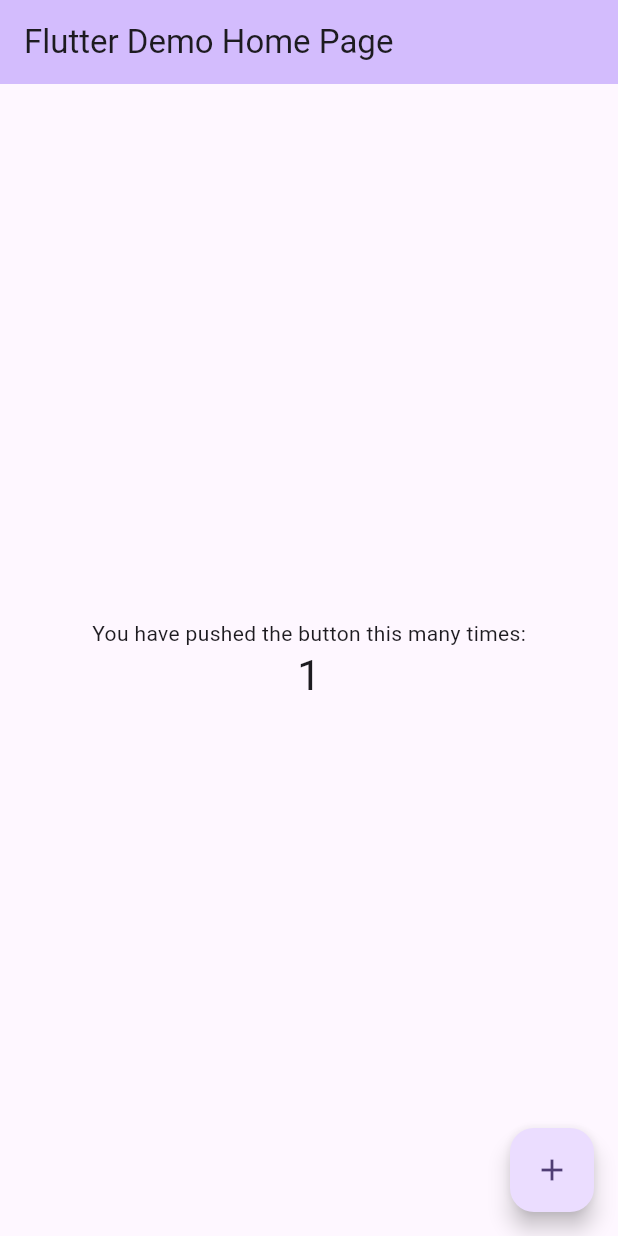
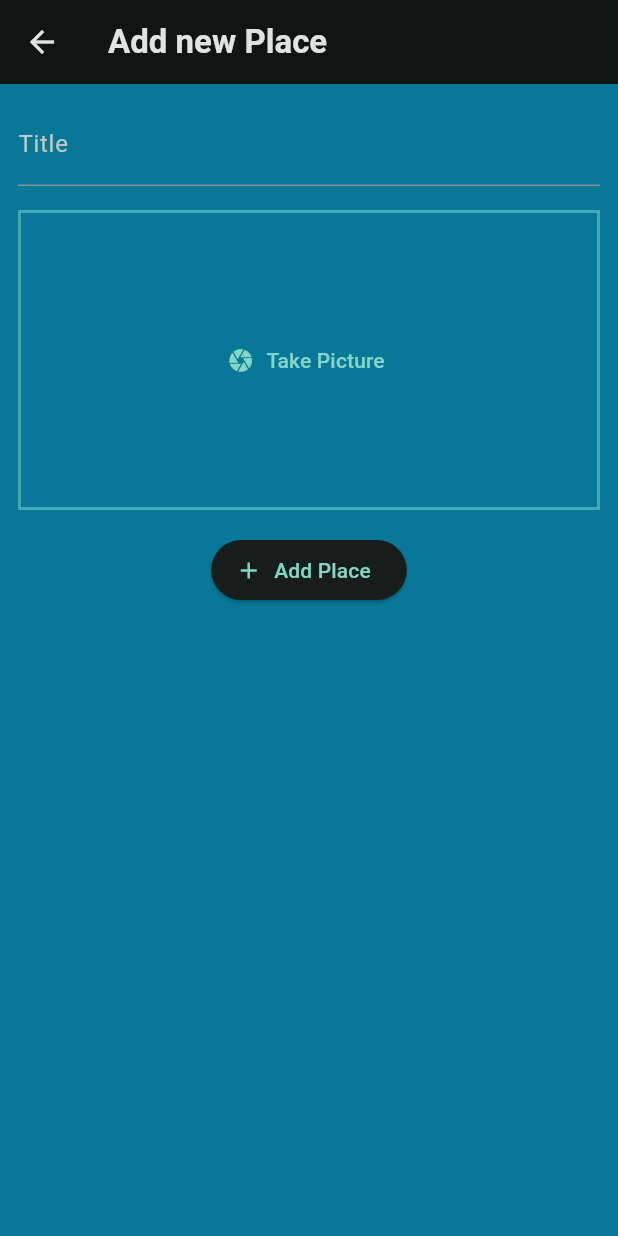
Before and after one commit to Simtestlab/favorite_place, a Flutter app: the screen it shows after launch, after a tap on the "add" icon, on a phone screen of 412 x 824 dp. Run offline on Flutter 3.47's test engine with Material 3 defaults, Android fonts, the phone set to English and light mode, and no system bars; our stand-ins replace flutter_riverpod, google_fonts.

Commit message:
riverpod framework and image input have initialized

```diff
--- a/lib/main.dart
+++ b/lib/main.dart
@@ -1,123 +1,49 @@
+// ignore_for_file: deprecated_member_use
+
 import 'package:flutter/material.dart';
+import 'package:flutter_riverpod/flutter_riverpod.dart';
+import 'package:google_fonts/google_fonts.dart';
 
+import 'package:favorite_place/screen/places.dart';
+
+final colorScheme = ColorScheme.fromSeed(
+  brightness: Brightness.dark,
+  seedColor: const Color.fromARGB(255, 10, 183, 163),
+  background: const Color.fromARGB(255, 7, 120, 151),
+);
+
+final theme = ThemeData().copyWith(
+  useMaterial3: true,
+  scaffoldBackgroundColor: colorScheme.background,
+  colorScheme: colorScheme,
+  textTheme: GoogleFonts.ubuntuCondensedTextTheme().copyWith(
+    titleSmall: GoogleFonts.ubuntuCondensed(
+      fontWeight: FontWeight.bold,
+    ),
+    titleMedium: GoogleFonts.ubuntuCondensed(
+      fontWeight: FontWeight.bold,
+    ),
+    titleLarge: GoogleFonts.ubuntuCondensed(
+      fontWeight: FontWeight.bold,
+    ),
+  ),
+);
 
 void main() {
-  runApp(const MyApp());
+  runApp(
+    const ProviderScope(child: MyApp()),
+  );
 }
 
 class MyApp extends StatelessWidget {
   const MyApp({super.key});
 
-  // This widget is the root of your application.
   @override
   Widget build(BuildContext context) {
     return MaterialApp(
-      title: 'Flutter Demo',
-      theme: ThemeData(
-        // This is the theme of your application.
-        //
-        // TRY THIS: Try running your application with "flutter run". You'll see
-        // the application has a purple toolbar. Then, without quitting the app,
-        // try changing the seedColor in the colorScheme below to Colors.green
-        // and then invoke "hot reload" (save your changes or press the "hot
-        // reload" button in a Flutter-supported IDE, or press "r" if you used
-        // the command line to start the app).
-        //
-        // Notice that the counter didn't reset back to zero; the application
-        // state is not lost during the reload. To reset the state, use hot
-        // restart instead.
-        //
-        // This works for code too, not just values: Most code changes can be
-        // tested with just a hot reload.
-        colorScheme: ColorScheme.fromSeed(seedColor: Colors.deepPurple),
-      ),
-      home: const MyHomePage(title: 'Flutter Demo Home Page'),
+      title: 'Great Places',
+      theme: theme,
+      home: const PlacesScreen(),
     );
   }
 }
-
-class MyHomePage extends StatefulWidget {
-  const MyHomePage({super.key, required this.title});
-
-  // This widget is the home page of your application. It is stateful, meaning
-  // that it has a State object (defined below) that contains fields that affect
-  // how it looks.
-
-  // This class is the configuration for the state. It holds the values (in this
-  // case the title) provided by the parent (in this case the App widget) and
-  // used by the build method of the State. Fields in a Widget subclass are
-  // always marked "final".
-
-  final String title;
-
-  @override
-  State<MyHomePage> createState() => _MyHomePageState();
-}
-
-class _MyHomePageState extends State<MyHomePage> {
-  int _counter = 0;
-
-  void _incrementCounter() {
-    setState(() {
-      // This call to setState tells the Flutter framework that something has
-      // changed in this State, which causes it to rerun the build method below
-      // so that the display can reflect the updated values. If we changed
-      // _counter without calling setState(), then the build method would not be
-      // called again, and so nothing would appear to happen.
-      _counter++;
-    });
-  }
-
-  @override
-  Widget build(BuildContext context) {
-    // This method is rerun every time setState is called, for instance as done
-    // by the _incrementCounter method above.
-    //
-    // The Flutter framework has been optimized to make rerunning build methods
-    // fast, so that you can just rebuild anything that needs updating rather
-    // than having to individually change instances of widgets.
-    return Scaffold(
-      appBar: AppBar(
-        // TRY THIS: Try changing the color here to a specific color (to
-        // Colors.amber, perhaps?) and trigger a hot reload to see the AppBar
-        // change color while the other colors stay the same.
-        backgroundColor: Theme.of(context).colorScheme.inversePrimary,
-        // Here we take the value from the MyHomePage object that was created by
-        // the App.build method, and use it to set our appbar title.
-        title: Text(widget.title),
-      ),
-      body: Center(
-        // Center is a layout widget. It takes a single child and positions it
-        // in the middle of the parent.
-        child: Column(
-          // Column is also a layout widget. It takes a list of children and
-          // arranges them vertically. By default, it sizes itself to fit its
-          // children horizontally, and tries to be as tall as its parent.
-          //
-          // Column has various properties to control how it sizes itself and
-          // how it positions its children. Here we use mainAxisAlignment to
-          // center the children vertically; the main axis here is the vertical
-          // axis because Columns are vertical (the cross axis would be
-          // horizontal).
-          //
-          // TRY THIS: Invoke "debug painting" (choose the "Toggle Debug Paint"
-          // action in the IDE, or press "p" in the console), to see the
-          // wireframe for each widget.
-          mainAxisAlignment: MainAxisAlignment.center,
-          children: <Widget>[
-            const Text('You have pushed the button this many times:'),
-            Text(
-              '$_counter',
-              style: Theme.of(context).textTheme.headlineMedium,
-            ),
-          ],
-        ),
-      ),
-      floatingActionButton: FloatingActionButton(
-        onPressed: _incrementCounter,
-        tooltip: 'Increment',
-        child: const Icon(Icons.add),
-      ), // This trailing comma makes auto-formatting nicer for build methods.
-    );
-  }
-}
--- /dev/null
+++ b/lib/models/place.dart
@@ -0,0 +1,10 @@
+import 'package:uuid/uuid.dart';
+
+const uuid = Uuid();
+
+class Place {
+  Place({required this.title}) : id = uuid.v4();
+
+  final String id;
+  final String title;
+}
--- /dev/null
+++ b/lib/providers/user_places.dart
@@ -0,0 +1,17 @@
+import 'package:flutter_riverpod/flutter_riverpod.dart';
+
+import 'package:favorite_place/models/place.dart';
+
+class UserPlacesNotifier extends StateNotifier<List<Place>> {
+  UserPlacesNotifier() : super(const []);
+
+  void addPlace(String title) {
+    final newPlace = Place(title: title);
+    state = [newPlace, ...state];
+  }
+}
+
+final userPlacesProvider =
+    StateNotifierProvider<UserPlacesNotifier, List<Place>>(
+  (ref) => UserPlacesNotifier(),
+);
--- /dev/null
+++ b/lib/screen/add_place.dart
@@ -0,0 +1,67 @@
+import 'package:favorite_place/widgets/image_input.dart';
+import 'package:flutter/material.dart';
+import 'package:flutter_riverpod/flutter_riverpod.dart';
+
+import 'package:favorite_place/providers/user_places.dart';
+
+class AddPlaceScreen extends ConsumerStatefulWidget {
+  const AddPlaceScreen({super.key});
+
+  @override
+  ConsumerState<AddPlaceScreen> createState() {
+    return _AddPlaceScreenState();
+  }
+}
+
+class _AddPlaceScreenState extends ConsumerState<AddPlaceScreen> {
+  final _titleController = TextEditingController();
+
+  void _savePlace() {
+    final enteredTitle = _titleController.text;
+
+    if (enteredTitle.isEmpty) {
+      return;
+    }
+
+    ref.read(userPlacesProvider.notifier).addPlace(enteredTitle);
+
+    Navigator.of(context).pop();
+  }
+
+  @override
+  void dispose() {
+    _titleController.dispose();
+    super.dispose();
+  }
+
+  @override
+  Widget build(BuildContext context) {
+    return Scaffold(
+      appBar: AppBar(
+        title: const Text('Add new Place'),
+      ),
+      body: SingleChildScrollView(
+        padding: const EdgeInsets.all(12),
+        child: Column(
+          children: [
+            TextField(
+              decoration: const InputDecoration(labelText: 'Title'),
+              controller: _titleController,
+              style: TextStyle(
+                color: Theme.of(context).colorScheme.onBackground,
+              ),
+            ),
+            const SizedBox(height: 16),
+            ImageInput(),
+            const SizedBox(height: 16),
+            ElevatedButton.icon(
+              onPressed: _savePlace,
+              icon: const Icon(Icons.add),
+              label: const Text('Add Place'),
+            ),
+          ],
+        ),
+      ),
+    );
+  }
+}
--- /dev/null
+++ b/lib/screen/places.dart
@@ -0,0 +1,35 @@
+import 'package:flutter/material.dart';
+import 'package:flutter_riverpod/flutter_riverpod.dart';
+import 'package:favorite_place/screen/add_place.dart';
+import 'package:favorite_place/widgets/places_list.dart';
+import 'package:favorite_place/providers/user_places.dart';
+
+class PlacesScreen extends ConsumerWidget {
+  const PlacesScreen({super.key});
+
+  @override
+  Widget build(BuildContext context, WidgetRef ref) {
+    final userPlaces = ref.watch(userPlacesProvider);
+
+    return Scaffold(
+      appBar: AppBar(
+        title: const Text('Your Places'),
+        actions: [
+          IconButton(
+            icon: const Icon(Icons.add),
+            onPressed: () {
+              Navigator.of(context).push(
+                MaterialPageRoute(
+                  builder: (ctx) => const AddPlaceScreen(),
+                ),
+              );
+            },
+          ),
+        ],
+      ),
+      body: PlacesList(
+        places: userPlaces,
+      ),
+    );
+  }
+}
--- /dev/null
+++ b/lib/screen/places_details.dart
@@ -0,0 +1,26 @@
+import 'package:flutter/material.dart';
+
+import 'package:favorite_place/models/place.dart';
+
+class PlaceDetailScreen extends StatelessWidget {
+  const PlaceDetailScreen({super.key, required this.place});
+
+  final Place place;
+
+  @override
+  Widget build(BuildContext context) {
+    return Scaffold(
+      appBar: AppBar(
+        title: Text(place.title),
+      ),
+      body: Center(
+        child: Text(
+          place.title,
+          style: Theme.of(context).textTheme.bodyLarge!.copyWith(
+                color: Theme.of(context).colorScheme.onBackground,
+              ),
+        ),
+      ),
+    );
+  }
+}
--- /dev/null
+++ b/lib/widgets/image_input.dart
@@ -0,0 +1,32 @@
+// ignore_for_file: deprecated_member_use
+
+import 'package:flutter/material.dart';
+
+class ImageInput extends StatefulWidget {
+  const ImageInput({super.key});
+
+  @override
+  State<ImageInput> createState() => _ImageInputState();
+}
+
+class _ImageInputState extends State<ImageInput> {
+  void _takenPicture() {}
+  @override
+  Widget build(BuildContext context) {
+    return Container(
+      decoration: BoxDecoration(
+        border: Border.all(
+          color: Theme.of(context).colorScheme.primary.withOpacity(0.5),
+          width: 2,
+        ),
+      ),
+      height: 200,
+      width: double.infinity,
+      alignment: Alignment.center,
+      child: TextButton.icon(
+          onPressed: _takenPicture,
+          label: const Text('Take Picture'),
+          icon: const Icon(Icons.camera)),
+    );
+  }
+}
--- /dev/null
+++ b/lib/widgets/places_list.dart
@@ -0,0 +1,43 @@
+import 'package:favorite_place/screen/places_details.dart';
+import 'package:flutter/material.dart';
+
+import 'package:favorite_place/models/place.dart';
+
+class PlacesList extends StatelessWidget {
+  const PlacesList({super.key, required this.places});
+
+  final List<Place> places;
+
+  @override
+  Widget build(BuildContext context) {
+    if (places.isEmpty) {
+      return Center(
+        child: Text(
+          'No places added yet',
+          style: Theme.of(context).textTheme.bodyLarge!.copyWith(
+                color: Theme.of(context).colorScheme.onBackground,
+              ),
+        ),
+      );
+    }
+
+    return ListView.builder(
+      itemCount: places.length,
+      itemBuilder: (ctx, index) => ListTile(
+        title: Text(
+          places[index].title,
+          style: Theme.of(context).textTheme.titleMedium!.copyWith(
+                color: Theme.of(context).colorScheme.onBackground,
+              ),
+        ),
+        onTap: () {
+          Navigator.of(context).push(
+            MaterialPageRoute(
+              builder: (ctx) => PlaceDetailScreen(place: places[index]),
+            ),
+          );
+        },
+      ),
+    );
+  }
+}
```
Also changed, not shown: pubspec.yaml (+11 -7 lines), pubspec.lock, 1 other file.
